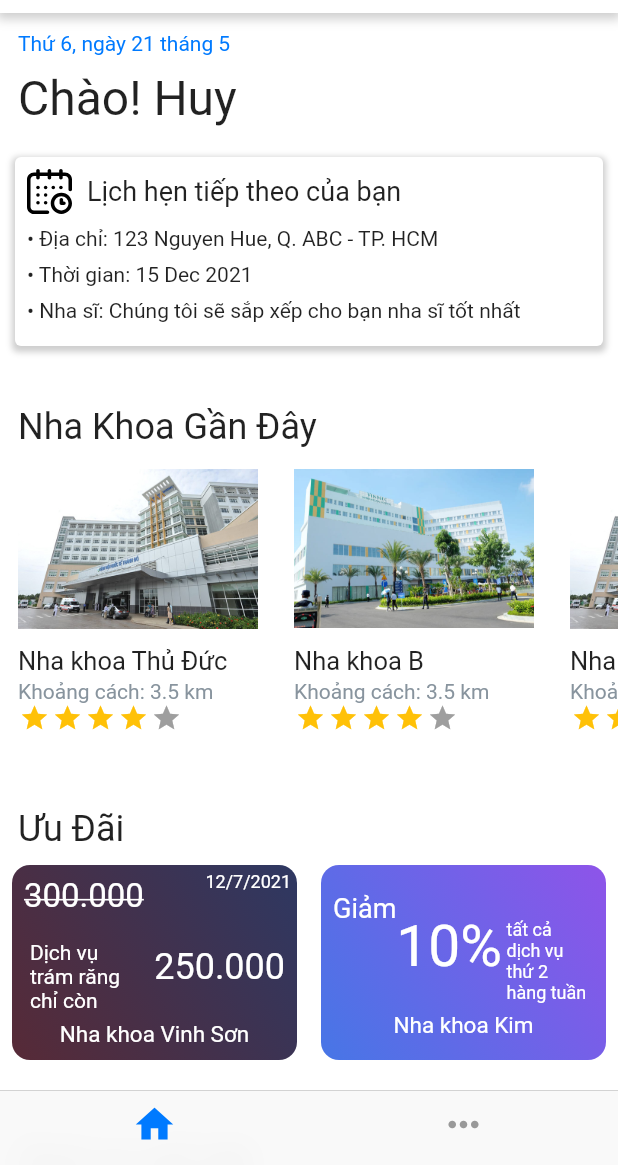
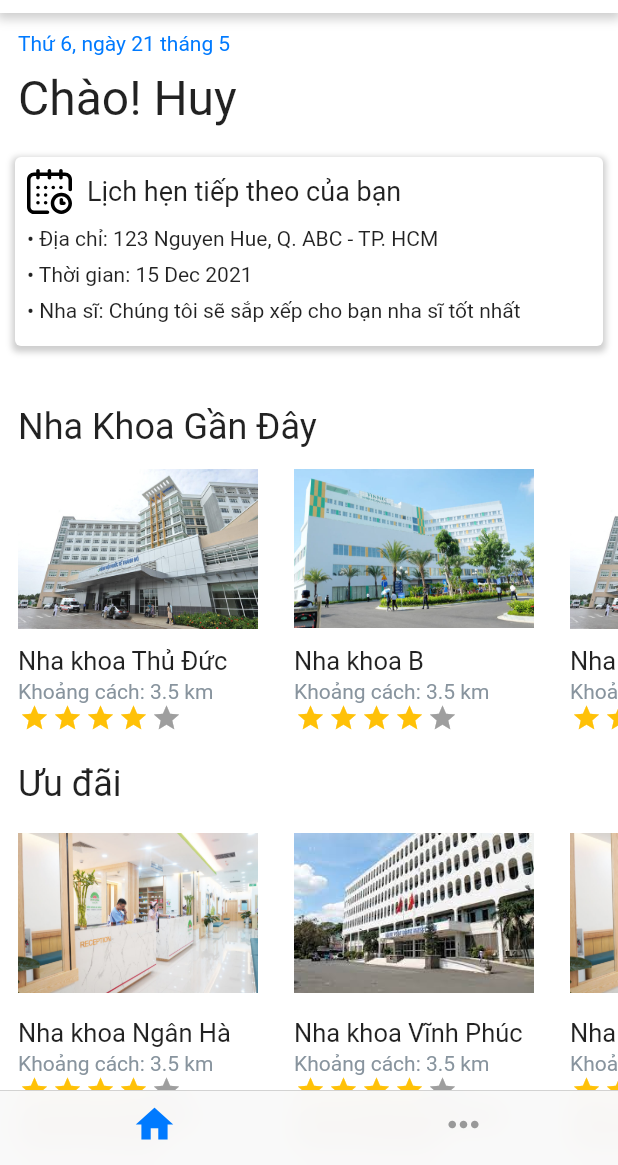
Before and after one commit to redore1234/HCIProject, a Flutter app: the screen it shows after launch, on a phone screen of 412 x 824 dp, the part 71-1236 px from its top. Run offline on Flutter 3.47's test engine with Material 2 defaults, Android fonts, the phone set to English and light mode, and no system bars; drawn by our look-alikes of flutter_rating_bar; our stand-ins replace date_picker_timeline, flutter_svg, fluttertoast, table_calendar; missing offline and left inert: fa_stepper.

Commit message:
update home page, reverse step 1

```diff
--- a/lib/views/home/home.dart
+++ b/lib/views/home/home.dart
@@ -57,6 +57,8 @@ class Home extends StatelessWidget {
       onRatingUpdate: (rating) {},
     );
   }
+
+
 
   Widget _createHotServiceCard(String imageRef, String title, String nameClinic,
       String description, double rating,String price, BuildContext context) {
@@ -118,7 +120,7 @@ class Home extends StatelessWidget {
     );
   }
 
-  Widget _createNewsCard(String imageRef, String title, BuildContext context) {
+  Widget _createNewsCard(String imageRef, String title, BuildContext context, {List<String> discountTagStrings}) {
 //    class Clinic{
 //    String name;
 //    String phone;
@@ -129,9 +131,12 @@ class Home extends StatelessWidget {
 //    double totalRating;
 //    Clinic(this.image, this.name, this.phone, this.email, this.description, this.address, this.totalRating);
 //    }
+  if(discountTagStrings == null) {
+    discountTagStrings = [];
+  }
     var sampleClinic = new Clinic(
         "hop1.jpg",
-        "Nha khoa Thủ Đức",
+        title,
         "1234-5678",
         "clinic@gmail.com",
         "Phòng khám dược trang bị cơ sở vật chất hiện đại, cùng với đội ngũ nhân viên có tay nghề cao luôn sẵn sàng phục vụ quý khách",
@@ -177,6 +182,9 @@ class Home extends StatelessWidget {
               style: TextStyle(color: Constants.GRAY),
             ),
             _buildRatingBar(4.0),
+            // ignore: unused_local_variable
+            for ( var i in discountTagStrings ) Text(i.toString(), style: TextStyle(fontSize: 12.5, backgroundColor: Color(0xffffdfca)),),
+//            Text("Trám răng từ 400.000đ\nchỉ còn 350.000đ", style: TextStyle(fontSize: 12.5, backgroundColor: Color(0xffffdfca)),)
           ],
         ),
       ),
@@ -255,194 +263,231 @@ class Home extends StatelessWidget {
               ),
 
               SizedBox(
-                height: 50,
+                height: 20,
               ),
+
               Padding(
                 padding: const EdgeInsets.only(left: 12.0),
                 child: Text(
-                  "Ưu Đãi",
+                  "Ưu đãi",
                   style: TextStyle(fontSize: 24),
                 ),
               ),
               SizedBox(
                 height: 10,
               ),
-              //3
-              // discount session
+              //2
+              // news session
               // horizontal list
               Container(
-                height: 130.0,
+                constraints: BoxConstraints(maxHeight: double.infinity),
+                height: 220,
                 child: ListView(
+//                    shrinkWrap: true,
                   scrollDirection: Axis.horizontal,
                   children: <Widget>[
-                    // discount card 1
-                    DiscountCard(
-                      [
-                        Color(0xFF2E3862),
-                        Color(0xFF572A37),
-                      ],
-                      Column(
-                        children: [
-                          Row(
-                            mainAxisAlignment: MainAxisAlignment.spaceBetween,
-                            crossAxisAlignment: CrossAxisAlignment.start,
-                            children: [
-                              Padding(
-                                padding: const EdgeInsets.all(8.0),
-                                child: Text("300.000",
-                                    style: TextStyle(
-                                        decoration: TextDecoration.lineThrough,
-                                        color: Colors.white,
-                                        fontSize: 22.0)),
-                              ),
-                              Padding(
-                                padding: const EdgeInsets.all(4.0),
-                                child: Text("12/7/2021",
-                                    style: TextStyle(
-                                        color: Colors.white, fontSize: 12.0)),
-                              ),
-                            ],
-                          ),
-                          Row(
-                            mainAxisAlignment: MainAxisAlignment.spaceBetween,
-                            crossAxisAlignment: CrossAxisAlignment.start,
-                            children: [
-                              Padding(
-                                padding:
-                                    const EdgeInsets.only(left: 12.0, top: 8.0),
-                                child: Text("Dịch vụ \ntrám răng\nchỉ còn",
-                                    style: TextStyle(
-                                        color: Colors.white, fontSize: 14.0)),
-                              ),
-                              Padding(
-                                padding: const EdgeInsets.only(
-                                    top: 12.0, right: 8.0),
-                                child: Text("250.000",
-                                    style: TextStyle(
-                                        color: Colors.white, fontSize: 24.0)),
-                              )
-                            ],
-                          ),
-                          Padding(
-                            padding: EdgeInsets.all(6.0),
-                            child: Text('Nha khoa Vinh Sơn',
-                                style: TextStyle(
-                                    color: Colors.white, fontSize: 15.0)),
-                          ),
-                        ],
-                      ),
-                    ),
-                    // discount card 2
-                    DiscountCard(
-                      [
-                        Color(0xFF8E54E9),
-                        Color(0xFF4776E6),
-                      ],
-                      Column(
-                        children: [
-                          Row(
-                            mainAxisAlignment: MainAxisAlignment.start,
-                            crossAxisAlignment: CrossAxisAlignment.start,
-                            children: [
-                              Padding(
-                                padding:
-                                    const EdgeInsets.only(left: 8.0, top: 18.0),
-                                child: Text("Giảm",
-                                    style: TextStyle(
-                                        color: Colors.white, fontSize: 18.0)),
-                              ),
-                              Padding(
-                                padding:
-                                    const EdgeInsets.only(left: 0.0, top: 32.0),
-                                child: Text("10%",
-                                    style: TextStyle(
-                                        color: Colors.white, fontSize: 38.0)),
-                              ),
-                              Padding(
-                                padding:
-                                    const EdgeInsets.only(left: 0.0, top: 36.0),
-                                child: Text(
-                                    " tất cả\n dịch vụ\n thứ 2\n hàng tuần",
-                                    style: TextStyle(
-                                        color: Colors.white, fontSize: 12.0)),
-                              )
-                            ],
-                          ),
-                          Padding(
-                            padding: EdgeInsets.all(6.0),
-                            child: Text('Nha khoa Kim',
-                                style: TextStyle(
-                                    color: Colors.white, fontSize: 15.0)),
-                          ),
-                        ],
-                      ),
-                    ),
-
-                    // discount card 3
-                    DiscountCard(
-                      [
-                        Color(0xFF344173),
-                        Color(0xFF4A7E79),
-                      ],
-                      Column(
-                        children: [
-                          Row(
-                            mainAxisAlignment: MainAxisAlignment.spaceBetween,
-                            crossAxisAlignment: CrossAxisAlignment.start,
-                            children: [
-                              Padding(
-                                padding: const EdgeInsets.all(8.0),
-                                child: Text("400.000",
-                                    style: TextStyle(
-                                        decoration: TextDecoration.lineThrough,
-                                        color: Colors.white,
-                                        fontSize: 22.0)),
-                              ),
-                              Padding(
-                                padding: const EdgeInsets.all(4.0),
-                                child: Text("12/7/2021",
-                                    style: TextStyle(
-                                        color: Colors.white, fontSize: 12.0)),
-                              )
-                            ],
-                          ),
-                          Row(
-                            mainAxisAlignment: MainAxisAlignment.spaceBetween,
-                            crossAxisAlignment: CrossAxisAlignment.start,
-                            children: [
-                              Padding(
-                                padding:
-                                    const EdgeInsets.only(left: 12.0, top: 8.0),
-                                child: Text("Dịch vụ \ncạo vôi răng\nchỉ còn",
-                                    style: TextStyle(
-                                        color: Colors.white, fontSize: 14.0)),
-                              ),
-                              Padding(
-                                padding: const EdgeInsets.only(
-                                    top: 12.0, right: 8.0),
-                                child: Text("350.000",
-                                    style: TextStyle(
-                                        color: Colors.white, fontSize: 24.0)),
-                              )
-                            ],
-                          ),
-                          Padding(
-                            padding: EdgeInsets.all(6.0),
-                            child: Text('Nha khoa Nam Á',
-                                style: TextStyle(
-                                    color: Colors.white, fontSize: 15.0)),
-                          ),
-                        ],
-                      ),
-                    ),
-
-//                  _createNewsCard(Constants.IMAGE_FOLDER_REF + "dis1.png", "Giam gia lan dau"),
-//                  _createNewsCard(Constants.IMAGE_FOLDER_REF + "dis2.png", "Giam gia thu 2"),
-//                  _createNewsCard(Constants.IMAGE_FOLDER_REF + "dis1.png", "giam gia"),
-//                  _createNewsCard(Constants.IMAGE_FOLDER_REF + "dis2.png", "giam gia"),
+                    _createNewsCard(Constants.IMAGE_FOLDER_REF + "hop3.jpg",
+                        "Nha khoa Ngân Hà", context, discountTagStrings: ["Tẩy răng từ 200.000đ\nchỉ còn 150.000đ"], ),
+                    _createNewsCard(Constants.IMAGE_FOLDER_REF + "hop4.jpg",
+                        "Nha khoa Vĩnh Phúc", context, discountTagStrings: ["Cạo vôi răng từ 400.000đ\nchỉ còn 350.000đ"],),
+                    _createNewsCard(Constants.IMAGE_FOLDER_REF + "hop3.jpg",
+                        "Nha khoa C", context, discountTagStrings: ["Trám răng từ 400.000đ\nchỉ còn 350.000đ"],),
+                    _createNewsCard(Constants.IMAGE_FOLDER_REF + "hop4.jpg",
+                        "Nha khoa D", context, discountTagStrings: ["Cạo vôi răng từ 400.000đ\nchỉ còn 350.000đ"],),
                   ],
                 ),
               ),
+
+//              SizedBox(
+//                height: 50,
+//              ),
+//
+//              Padding(
+//                padding: const EdgeInsets.only(left: 12.0),
+//                child: Text(
+//                  "Ưu Đãi",
+//                  style: TextStyle(fontSize: 24),
+//                ),
+//              ),
+//              SizedBox(
+//                height: 10,
+//              ),
+//              //3
+//              // discount session
+//              // horizontal list
+//              Container(
+//                height: 130.0,
+//                child: ListView(
+//                  scrollDirection: Axis.horizontal,
+//                  children: <Widget>[
+//                    // discount card 1
+//                    DiscountCard(
+//                      [
+//                        Color(0xFF2E3862),
+//                        Color(0xFF572A37),
+//                      ],
+//                      Column(
+//                        children: [
+//                          Row(
+//                            mainAxisAlignment: MainAxisAlignment.spaceBetween,
+//                            crossAxisAlignment: CrossAxisAlignment.start,
+//                            children: [
+//                              Padding(
+//                                padding: const EdgeInsets.all(8.0),
+//                                child: Text("300.000",
+//                                    style: TextStyle(
+//                                        decoration: TextDecoration.lineThrough,
+//                                        color: Colors.white,
+//                                        fontSize: 22.0)),
+//                              ),
+//                              Padding(
+//                                padding: const EdgeInsets.all(4.0),
+//                                child: Text("12/7/2021",
+//                                    style: TextStyle(
+//                                        color: Colors.white, fontSize: 12.0)),
+//                              ),
+//                            ],
+//                          ),
+//                          Row(
+//                            mainAxisAlignment: MainAxisAlignment.spaceBetween,
+//                            crossAxisAlignment: CrossAxisAlignment.start,
+//                            children: [
+//                              Padding(
+//                                padding:
+//                                    const EdgeInsets.only(left: 12.0, top: 8.0),
+//                                child: Text("Dịch vụ \ntrám răng\nchỉ còn",
+//                                    style: TextStyle(
+//                                        color: Colors.white, fontSize: 14.0)),
+//                              ),
+//                              Padding(
+//                                padding: const EdgeInsets.only(
+//                                    top: 12.0, right: 8.0),
+//                                child: Text("250.000",
+//                                    style: TextStyle(
+//                                        color: Colors.white, fontSize: 24.0)),
+//                              )
+//                            ],
+//                          ),
+//                          Padding(
+//                            padding: EdgeInsets.all(6.0),
+//                            child: Text('Nha khoa Vinh Sơn',
+//                                style: TextStyle(
+//                                    color: Colors.white, fontSize: 15.0)),
+//                          ),
+//                        ],
+//                      ),
+//                    ),
+//                    // discount card 2
+//                    DiscountCard(
+//                      [
+//                        Color(0xFF8E54E9),
+//                        Color(0xFF4776E6),
+//                      ],
+//                      Column(
+//                        children: [
+//                          Row(
+//                            mainAxisAlignment: MainAxisAlignment.start,
+//                            crossAxisAlignment: CrossAxisAlignment.start,
+//                            children: [
+//                              Padding(
+//                                padding:
+//                                    const EdgeInsets.only(left: 8.0, top: 18.0),
+//                                child: Text("Giảm",
+//                                    style: TextStyle(
+//                                        color: Colors.white, fontSize: 18.0)),
+//                              ),
+//                              Padding(
+//                                padding:
+//                                    const EdgeInsets.only(left: 0.0, top: 32.0),
+//                                child: Text("10%",
+//                                    style: TextStyle(
+//                                        color: Colors.white, fontSize: 38.0)),
+//                              ),
+//                              Padding(
+//                                padding:
+//                                    const EdgeInsets.only(left: 0.0, top: 36.0),
+//                                child: Text(
+//                                    " tất cả\n dịch vụ\n thứ 2\n hàng tuần",
+//                                    style: TextStyle(
+//                                        color: Colors.white, fontSize: 12.0)),
+//                              )
+//                            ],
+//                          ),
+//                          Padding(
+//                            padding: EdgeInsets.all(6.0),
+//                            child: Text('Nha khoa Kim',
+//                                style: TextStyle(
+//                                    color: Colors.white, fontSize: 15.0)),
+//                          ),
+//                        ],
+//                      ),
+//                    ),
+//
+//                    // discount card 3
+//                    DiscountCard(
+//                      [
+//                        Color(0xFF344173),
+//                        Color(0xFF4A7E79),
+//                      ],
+//                      Column(
+//                        children: [
+//                          Row(
+//                            mainAxisAlignment: MainAxisAlignment.spaceBetween,
+//                            crossAxisAlignment: CrossAxisAlignment.start,
+//                            children: [
+//                              Padding(
+//                                padding: const EdgeInsets.all(8.0),
+//                                child: Text("400.000",
+//                                    style: TextStyle(
+//                                        decoration: TextDecoration.lineThrough,
+//                                        color: Colors.white,
+//                                        fontSize: 22.0)),
+//                              ),
+//                              Padding(
+//                                padding: const EdgeInsets.all(4.0),
+//                                child: Text("12/7/2021",
+//                                    style: TextStyle(
+//                                        color: Colors.white, fontSize: 12.0)),
+//                              )
+//                            ],
+//                          ),
+//                          Row(
+//                            mainAxisAlignment: MainAxisAlignment.spaceBetween,
+//                            crossAxisAlignment: CrossAxisAlignment.start,
+//                            children: [
+//                              Padding(
+//                                padding:
+//                                    const EdgeInsets.only(left: 12.0, top: 8.0),
+//                                child: Text("Dịch vụ \ncạo vôi răng\nchỉ còn",
+//                                    style: TextStyle(
+//                                        color: Colors.white, fontSize: 14.0)),
+//                              ),
+//                              Padding(
+//                                padding: const EdgeInsets.only(
+//                                    top: 12.0, right: 8.0),
+//                                child: Text("350.000",
+//                                    style: TextStyle(
+//                                        color: Colors.white, fontSize: 24.0)),
+//                              )
+//                            ],
+//                          ),
+//                          Padding(
+//                            padding: EdgeInsets.all(6.0),
+//                            child: Text('Nha khoa Nam Á',
+//                                style: TextStyle(
+//                                    color: Colors.white, fontSize: 15.0)),
+//                          ),
+//                        ],
+//                      ),
+//                    ),
+//
+////                  _createNewsCard(Constants.IMAGE_FOLDER_REF + "dis1.png", "Giam gia lan dau"),
+////                  _createNewsCard(Constants.IMAGE_FOLDER_REF + "dis2.png", "Giam gia thu 2"),
+////                  _createNewsCard(Constants.IMAGE_FOLDER_REF + "dis1.png", "giam gia"),
+////                  _createNewsCard(Constants.IMAGE_FOLDER_REF + "dis2.png", "giam gia"),
+//                  ],
+//                ),
+//              ),
               SizedBox(
                 height: 50,
               ),
--- a/lib/views/reserve/reverse_step1.dart
+++ b/lib/views/reserve/reverse_step1.dart
@@ -78,9 +78,9 @@ class _GroupedButtonState extends State<GroupedButton> {
       Row(
         mainAxisAlignment: MainAxisAlignment.spaceEvenly,
         children: [
-              customRadio("7:00 - 8:00", 0),
-              customRadio("8:00 - 9:00", 1),
-              customRadio("9:00 - 10:00", 2),
+          customRadio("8:00", 0),
+          customRadio("9:00", 1),
+          customRadio("10:00", 2),
         ],
       ),
       SizedBox(
@@ -89,9 +89,9 @@ class _GroupedButtonState extends State<GroupedButton> {
       Row(
         mainAxisAlignment: MainAxisAlignment.spaceEvenly,
         children: [
-              customRadio("13:00 - 14:00", 3),
-              customRadio("14:00 - 15:00", 4),
-              customRadio("15:00 - 16:00", 5),
+          customRadio("11:00", 3),
+          customRadio("12:00", 4),
+          customRadio("14:00", 5),
         ],
       ),
       SizedBox(
@@ -100,9 +100,9 @@ class _GroupedButtonState extends State<GroupedButton> {
       Row(
         mainAxisAlignment: MainAxisAlignment.spaceEvenly,
         children: [
-              customRadio("16:00 - 17:00", 6),
-              customRadio("17:00 - 18:00", 7),
-              customRadio("18:00 - 19:00", 8),
+          customRadio("15:00", 6),
+          customRadio("16:00", 7),
+          customRadio("17:00", 8),
         ],
       ),
       SizedBox(
@@ -111,11 +111,53 @@ class _GroupedButtonState extends State<GroupedButton> {
       Row(
         mainAxisAlignment: MainAxisAlignment.spaceEvenly,
         children: [
-              customRadio("19:00 - 20:00", 9),
-//              customRadio("19:00", 10),
-//              customRadio("20:00", 11),
+          customRadio("18:00", 9),
+          customRadio("19:00", 10),
+          customRadio("20:00", 11),
         ],
       ),
+
+//          Row(
+//            mainAxisAlignment: MainAxisAlignment.spaceEvenly,
+//            children: [
+//              customRadio("7:00 - 8:00", 0),
+//              customRadio("8:00 - 9:00", 1),
+//              customRadio("9:00 - 10:00", 2),
+//            ],
+//          ),
+//          SizedBox(
+//            height: 20,
+//          ),
+//          Row(
+//            mainAxisAlignment: MainAxisAlignment.spaceEvenly,
+//            children: [
+//              customRadio("13:00 - 14:00", 3),
+//              customRadio("14:00 - 15:00", 4),
+//              customRadio("15:00 - 16:00", 5),
+//            ],
+//          ),
+//          SizedBox(
+//            height: 20,
+//          ),
+//          Row(
+//            mainAxisAlignment: MainAxisAlignment.spaceEvenly,
+//            children: [
+//              customRadio("16:00 - 17:00", 6),
+//              customRadio("17:00 - 18:00", 7),
+//              customRadio("18:00 - 19:00", 8),
+//            ],
+//          ),
+//          SizedBox(
+//            height: 20,
+//          ),
+//          Row(
+//            mainAxisAlignment: MainAxisAlignment.spaceEvenly,
+//            children: [
+//              customRadio("19:00 - 20:00", 9),
+////              customRadio("19:00", 10),
+////              customRadio("20:00", 11),
+//            ],
+//          ),
         ],
       ),
     );
```
Also changed, not shown: assets/images/hop3.jpg (added), assets/images/hop4.jpg (added). Lines whose indentation alone changed are shown as unchanged.
